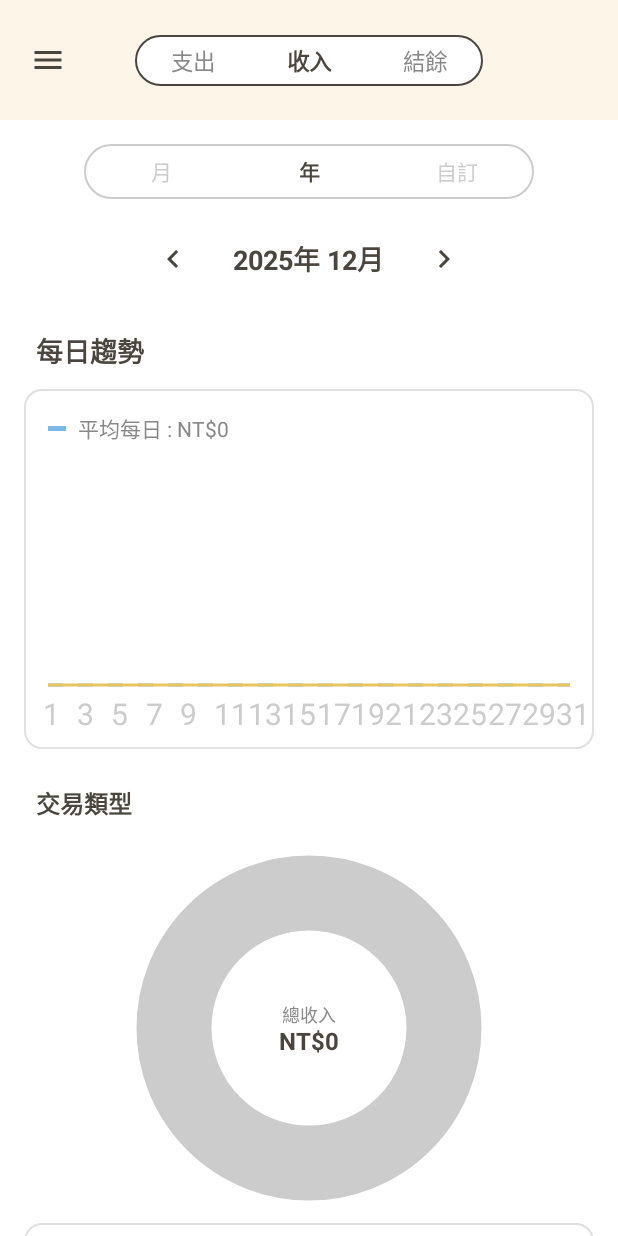
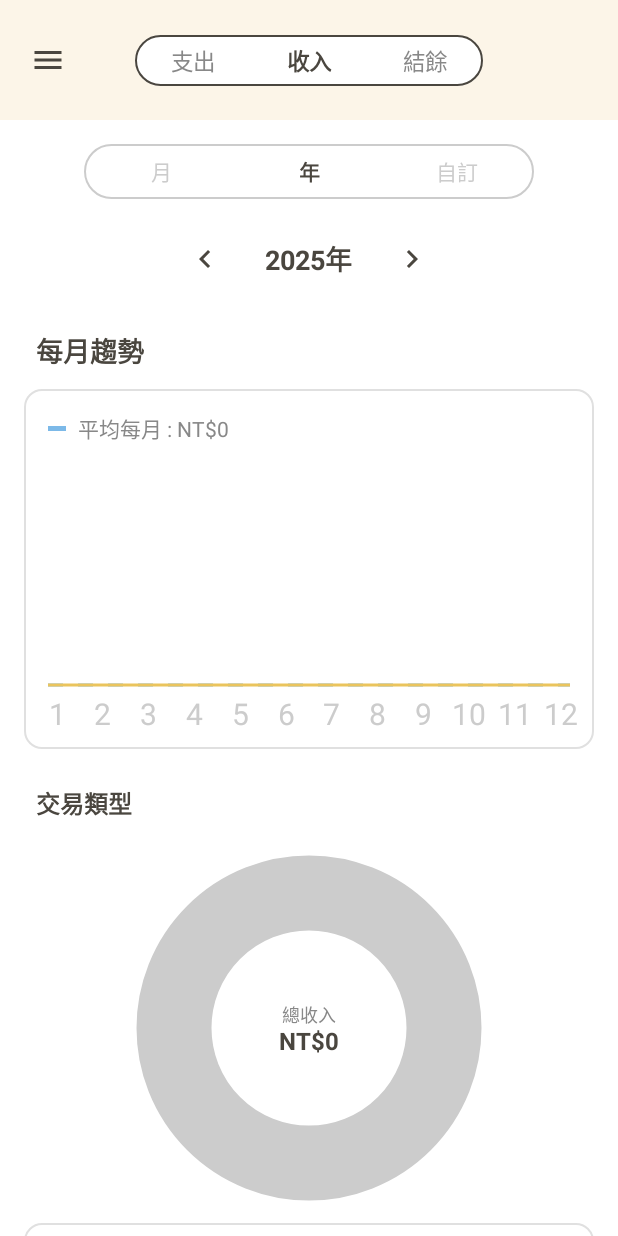
Before and after one commit to yu-peihsuan/AccountBookApp, an Android app built with Jetpack Compose: the ChartScreen screen opened through its navigation route, after a tap on an icon or button, on a phone screen of 412 x 824 dp. Run offline under Robolectric (Android 15) with nearby library versions, the phone set to English and light mode, and no system bars; 3 other taps on this screen came first.

Commit message:
更新圖表分析

```diff
--- a/app/src/main/java/com/example/accountbook/screens/ChartScreen.kt
+++ b/app/src/main/java/com/example/accountbook/screens/ChartScreen.kt
@@ -33,9 +33,9 @@ import com.example.accountbook.viewmodel.TransactionViewModel
 import java.util.Locale
 
 // 定義顏色
-val TopBarBgColor = Color(0xFFFCF5E8) // ★ 上方米色
-val BodyBgColor = Color.White         // ★ 下方白色
-val ChartYellow = Color(0xFFEAC45D)   // 圖表黃 (稍微深一點以符合圖片)
+val TopBarBgColor = Color(0xFFFCF5E8)
+val BodyBgColor = Color.White
+val ChartYellow = Color(0xFFEAC45D)
 val ChartBlue = Color(0xFF7CB9E8)
 val ChartGreen = Color(0xFF81C784)
 val ChartPink = Color(0xFFE57373)
@@ -49,20 +49,19 @@ fun ChartScreen(
     onBack: () -> Unit,
     onOpenDrawer: () -> Unit
 ) {
-    // 監聽年份、月份與 Tab 變化，重新載入資料
-    LaunchedEffect(vm.chartYear, vm.chartMonth, vm.chartTab) {
+    // 監聽年份、月份、Tab 與模式變化，重新載入資料
+    LaunchedEffect(vm.chartYear, vm.chartMonth, vm.chartTab, vm.chartTimeMode) {
         vm.loadMonthlyChartData()
     }
 
     Scaffold(
-        containerColor = BodyBgColor, // ★ 修改：整體背景改為白色
+        containerColor = BodyBgColor,
         topBar = {
-            // ★ 修改：只有這一塊是米色
             Column(Modifier.background(TopBarBgColor)) {
                 Box(
                     Modifier
                         .fillMaxWidth()
-                        .padding(top = 16.dp, bottom = 16.dp) // 增加一點底部 padding 讓米色區塊顯眼
+                        .padding(top = 16.dp, bottom = 16.dp)
                 ) {
                     // 左側 Menu Icon
                     IconButton(
@@ -110,25 +109,24 @@ fun ChartScreen(
                 .padding(padding)
                 .fillMaxSize()
                 .verticalScroll(rememberScrollState())
-                .background(BodyBgColor), // 確保內容區是白色
+                .background(BodyBgColor),
             horizontalAlignment = Alignment.CenterHorizontally
         ) {
 
             Spacer(Modifier.height(16.dp))
 
-            // 1. 時間篩選器 (移到這裡，背景為白)
+            // 1. 時間篩選器
             TimeFilterSection(vm)
 
             Spacer(Modifier.height(24.dp))
 
-            // 內容區塊加上 padding
             Column(
                 Modifier
                     .fillMaxWidth()
                     .padding(horizontal = 16.dp),
                 verticalArrangement = Arrangement.spacedBy(24.dp)
             ) {
-                // 2. 每日趨勢圖卡片
+                // 2. 每日/每月趨勢圖卡片
                 DailyTrendCard(vm)
 
                 // 3. 交易類型 (甜甜圈圖 + 圖例)
@@ -153,7 +151,7 @@ fun TimeFilterSection(vm: TransactionViewModel) {
         // (A) 月 / 年 / 自訂 膠囊按鈕
         Row(
             Modifier
-                .width(300.dp) // ★ 設定固定寬度讓它像圖片一樣長
+                .width(300.dp)
                 .border(1.dp, Color.LightGray, RoundedCornerShape(50))
                 .clip(RoundedCornerShape(50))
                 .background(Color.White)
@@ -161,14 +159,13 @@ fun TimeFilterSection(vm: TransactionViewModel) {
             horizontalArrangement = Arrangement.SpaceBetween
         ) {
             val filters = listOf("月", "年", "自訂")
-            var selectedFilter by remember { mutableIntStateOf(0) } // 0=月 (預設)
 
             filters.forEachIndexed { index, text ->
-                val isSelected = selectedFilter == index
+                val isSelected = vm.chartTimeMode == index
                 Box(
                     Modifier
-                        .weight(1f) // 平均分配寬度
-                        .clickable { selectedFilter = index }
+                        .weight(1f)
+                        .clickable { vm.chartTimeMode = index }
                         .padding(vertical = 6.dp),
                     contentAlignment = Alignment.Center
                 ) {
@@ -183,41 +180,61 @@ fun TimeFilterSection(vm: TransactionViewModel) {
 
         Spacer(Modifier.height(16.dp))
 
-        // (B) 日期切換 ( < 2025年 11月 > )
+        // (B) 日期切換
         Row(
             verticalAlignment = Alignment.CenterVertically,
             modifier = Modifier.fillMaxWidth(),
-            horizontalArrangement = Arrangement.SpaceBetween // 讓箭頭分開一點，或者用 Center 也可以
+            horizontalArrangement = Arrangement.SpaceBetween
         ) {
-            // 為了讓中間文字置中，我們可以用 Box 或 Weight
+            // 左箭頭
             Box(Modifier.weight(1f), contentAlignment = Alignment.CenterEnd) {
                 IconButton(onClick = {
+                    if (vm.chartTimeMode == 1) {
+                        // 年模式：減一年
+                        vm.chartYear--
+                    } else {
+                        // 月模式：減一月
                         if (vm.chartMonth == 1) {
                             vm.chartMonth = 12
                             vm.chartYear--
                         } else {
                             vm.chartMonth--
                         }
+                    }
                 }) {
                     Icon(Icons.AutoMirrored.Filled.KeyboardArrowLeft, null, tint = TextDark)
                 }
             }
 
+            // 中間日期文字
+            val displayDate = if (vm.chartTimeMode == 1) {
+                "${vm.chartYear}年"
+            } else {
+                "${vm.chartYear}年 ${vm.chartMonth}月"
+            }
+
             Text(
-                "${vm.chartYear}年 ${vm.chartMonth}月",
+                displayDate,
                 fontSize = 18.sp,
                 fontWeight = FontWeight.Bold,
                 color = TextDark,
                 modifier = Modifier.padding(horizontal = 16.dp)
             )
 
+            // 右箭頭
             Box(Modifier.weight(1f), contentAlignment = Alignment.CenterStart) {
                 IconButton(onClick = {
+                    if (vm.chartTimeMode == 1) {
+                        // 年模式：加一年
+                        vm.chartYear++
+                    } else {
+                        // 月模式：加一月
                         if (vm.chartMonth == 12) {
                             vm.chartMonth = 1
                             vm.chartYear++
                         } else {
                             vm.chartMonth++
+                        }
                     }
                 }) {
                     Icon(Icons.AutoMirrored.Filled.KeyboardArrowRight, null, tint = TextDark)
@@ -227,14 +244,19 @@ fun TimeFilterSection(vm: TransactionViewModel) {
     }
 }
 
-// --- 元件: 每日趨勢圖卡片 ---
+// --- 元件: 趨勢圖卡片 ---
 @Composable
 fun DailyTrendCard(vm: TransactionViewModel) {
+    val isYearMode = vm.chartTimeMode == 1
+    val title = if (isYearMode) "每月趨勢" else "每日趨勢"
+    val avgLabel = if (isYearMode) "平均每月" else "平均每日"
+
     Column {
-        // ★ 標題列：Icon + 文字
+        // 標題列
         Row(verticalAlignment = Alignment.CenterVertically) {
+
             Spacer(Modifier.width(8.dp))
-            Text("每日趨勢", fontSize = 18.sp, fontWeight = FontWeight.Bold, color = TextDark)
+            Text(title, fontSize = 18.sp, fontWeight = FontWeight.Bold, color = TextDark)
         }
 
         Spacer(Modifier.height(12.dp))
@@ -245,15 +267,15 @@ fun DailyTrendCard(vm: TransactionViewModel) {
             shape = RoundedCornerShape(12.dp),
             modifier = Modifier
                 .fillMaxWidth()
-                .height(240.dp) // 稍微加高一點
+                .height(240.dp)
         ) {
             Column(Modifier.padding(16.dp)) {
-                // 圖例 (Legend)
+                // 圖例
                 Row(verticalAlignment = Alignment.CenterVertically) {
                     Box(Modifier.size(12.dp, 3.dp).background(DashBlue))
                     Spacer(Modifier.width(8.dp))
                     Text(
-                        "平均每日 : ${if(vm.chartTab==0) "-" else ""}${vm.currency}${vm.averageDaily}",
+                        "$avgLabel : ${if(vm.chartTab==0) "-" else ""}${vm.currency}${vm.averageDaily}",
                         color = Color.Gray,
                         fontSize = 14.sp
                     )
@@ -262,14 +284,15 @@ fun DailyTrendCard(vm: TransactionViewModel) {
                 Spacer(Modifier.height(20.dp))
 
                 // 長條圖 Canvas
+                // 如果是年模式，顯示 12 個月；否則顯示 31 天
                 val data = vm.monthlyDailyStats
-                val daysInMonth = 31
+                val count = if (isYearMode) 12 else 31
 
                 Canvas(Modifier.fillMaxSize()) {
-                    val barWidth = 6.dp.toPx() // 稍微調細一點，符合圖片
-                    val spacing = (size.width - (daysInMonth * barWidth)) / (daysInMonth - 1)
+                    val barWidth = if (isYearMode) 12.dp.toPx() else 6.dp.toPx()
+                    val spacing = (size.width - (count * barWidth)) / (count - 1)
                     val maxVal = (data.values.maxOrNull() ?: 1).coerceAtLeast(vm.averageDaily * 2).toFloat()
-                    val chartHeight = size.height - 40f // 預留底部文字空間
+                    val chartHeight = size.height - 40f
 
                     // 1. 畫平均線 (藍色虛線)
                     val avgY = chartHeight - (vm.averageDaily / maxVal * chartHeight)
@@ -277,11 +300,11 @@ fun DailyTrendCard(vm: TransactionViewModel) {
                         color = DashBlue,
                         start = Offset(0f, avgY),
                         end = Offset(size.width, avgY),
-                        pathEffect = PathEffect.dashPathEffect(floatArrayOf(15f, 15f)), // 虛線間距大一點
+                        pathEffect = PathEffect.dashPathEffect(floatArrayOf(15f, 15f)),
                         strokeWidth = 3f
                     )
 
-                    // 2. 畫底部黃色基準線 (★ 新增)
+                    // 2. 畫底部黃色基準線
                     drawLine(
                         color = ChartYellow,
                         start = Offset(0f, chartHeight),
@@ -290,9 +313,8 @@ fun DailyTrendCard(vm: TransactionViewModel) {
                     )
 
                     // 3. 畫長條
-                    for (i in 1..daysInMonth) {
+                    for (i in 1..count) {
                         val amount = data[i] ?: 0
-
                         val x = (i - 1) * (barWidth + spacing)
 
                         if (amount > 0) {
@@ -306,15 +328,15 @@ fun DailyTrendCard(vm: TransactionViewModel) {
                             )
                         }
 
-                        // 4. 畫 X 軸標籤 (1, 3, 5...)
-                        if (i % 2 != 0) { // 只畫奇數
+                        // 4. 畫 X 軸標籤
+                        // 年模式全畫 (1..12)，月模式只畫奇數 (1, 3, 5...)
+                        if (isYearMode || i % 2 != 0) {
                             val textPaint = android.graphics.Paint().apply {
                                 color = android.graphics.Color.LTGRAY
                                 textSize = 30f
-                                textAlign = android.graphics.Paint.Align.LEFT
+                                textAlign = android.graphics.Paint.Align.CENTER
                             }
-                            // 修正文字位置置中
-                            val textX = x - 5f
+                            val textX = x + barWidth / 2
                             drawContext.canvas.nativeCanvas.drawText(
                                 "$i", textX, size.height, textPaint
                             )
@@ -326,7 +348,7 @@ fun DailyTrendCard(vm: TransactionViewModel) {
     }
 }
 
-// --- 元件: 交易類型 (甜甜圈圖) ---
+// --- 元件: 交易類型 ---
 @Composable
 fun TypeAnalysisCard(vm: TransactionViewModel) {
     val stats = vm.monthlyCategoryStats
@@ -335,7 +357,6 @@ fun TypeAnalysisCard(vm: TransactionViewModel) {
 
     Column {
         Row(verticalAlignment = Alignment.CenterVertically) {
-            // 這裡也可以加 Icon，但圖片沒顯示，保持原樣
             Text("  交易類型", fontSize = 16.sp, fontWeight = FontWeight.Bold, color = TextDark)
         }
 
```
Also changed, not shown: app/src/main/java/com/example/accountbook/data/DBHandler.kt (+66 -12 lines), app/src/main/java/com/example/accountbook/viewmodel/TransactionViewModel.kt (+29 -14 lines). Lines whose indentation alone changed are shown as unchanged.
